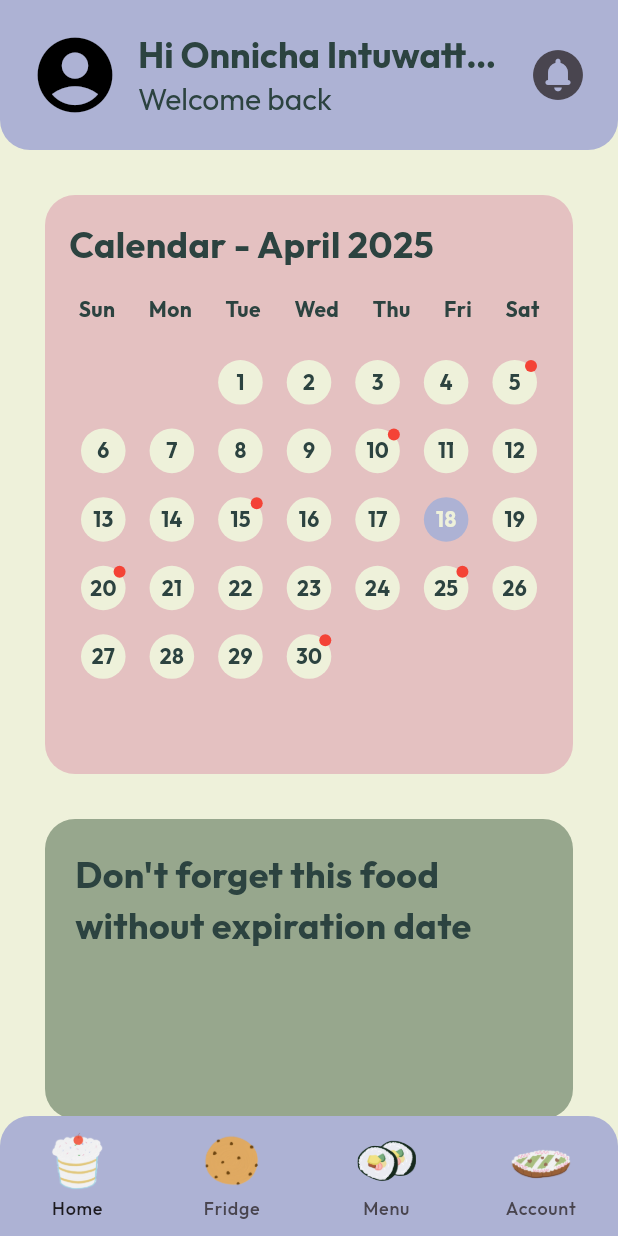
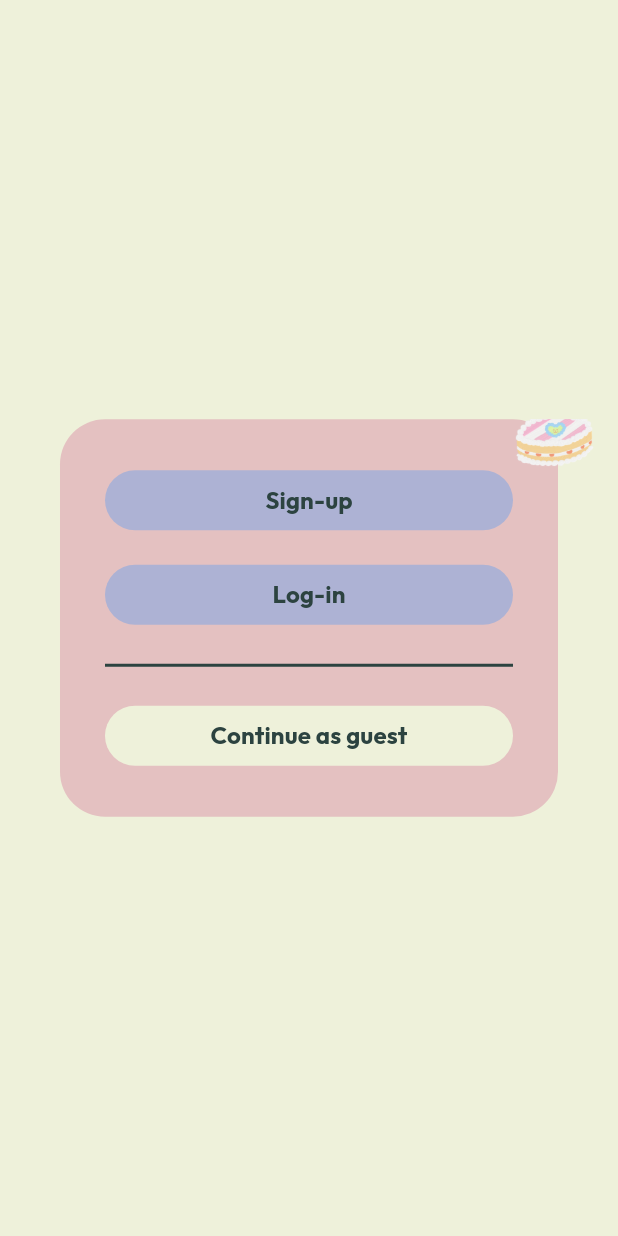
Before and after one commit to ttaaeee69/Freshly, a Flutter app: the screen it shows after launch, on a phone screen of 412 x 824 dp. Run offline on Flutter 3.47's test engine with Material 3 defaults, Android fonts, the light colour scheme and no system bars; our stand-ins replace cloud_firestore, dio, firebase_auth, firebase_core, firebase_storage, form_field_validator and 3 more; accounts and stored records are empty.

Commit message:
update bab berm2 rob tee 5

```diff
--- a/freshly/lib/main.dart
+++ b/freshly/lib/main.dart
@@ -4,9 +4,6 @@ import 'package:hexcolor/hexcolor.dart';
 import 'package:google_fonts/google_fonts.dart';
 import 'firebase_options.dart';
 import 'pages/account/logincheck.dart';
-import 'pages/home_page.dart';
-import 'pages/fridge/fridge_page.dart';
-import 'pages/menu/menu_page.dart';
 
 Future<void> main() async {
   WidgetsFlutterBinding.ensureInitialized();
@@ -41,164 +38,7 @@ class Freshly extends StatelessWidget {
           ),
         ),
       ),
-      home: const PageNavigator(),
+      home: const LoginCheck(),
     );
   }
 }
-
-class PageNavigator extends StatefulWidget {
-  const PageNavigator({super.key});
-
-  @override
-  State<PageNavigator> createState() => _PageNavigatorState();
-}
-
-class _PageNavigatorState extends State<PageNavigator> {
-  int _selectedIndex = 0;
-
-  @override
-  Widget build(BuildContext context) {
-    return Scaffold(
-      appBar: AppBar(
-        toolbarHeight: 100,
-        shape: const RoundedRectangleBorder(
-          borderRadius: BorderRadius.only(
-            bottomLeft: Radius.circular(20),
-            bottomRight: Radius.circular(20),
-          ),
-        ),
-        leading: IconButton(
-          icon: const Icon(
-            Icons.account_circle_rounded,
-            size: 60,
-            color: Colors.black,
-          ),
-          onPressed: () {},
-          padding: const EdgeInsets.only(left: 20),
-        ),
-        centerTitle: false,
-        title: Padding(
-          padding: const EdgeInsets.only(left: 20),
-          child: Column(
-            crossAxisAlignment: CrossAxisAlignment.start,
-            spacing: 2.0,
-            children: [
-              if (_selectedIndex == 0)
-                const Text(
-                  "Hi Onnicha Intuwattakul!",
-                  style: TextStyle(
-                    fontSize: 24,
-                    fontWeight: FontWeight.bold,
-                  ),
-                ),
-              if (_selectedIndex == 0)
-                const Text(
-                  "Welcome back",
-                  style: TextStyle(
-                    fontSize: 20,
-                    fontWeight: FontWeight.w400,
-                  ),
-                ),
-              if (_selectedIndex == 1)
-                const Text(
-                  "Let's explore your fridge",
-                  style: TextStyle(
-                    fontSize: 24,
-                    fontWeight: FontWeight.bold,
-                  ),
-                ),
-              if (_selectedIndex == 2)
-                const Text(
-                  "Find menu to cook ...",
-                  style: TextStyle(
-                    fontSize: 24,
-                    fontWeight: FontWeight.bold,
-                  ),
-                ),
-              if (_selectedIndex == 3)
-                const Text(
-                  "Your Account",
-                  style: TextStyle(
-                    fontSize: 24,
-                    fontWeight: FontWeight.bold,
-                  ),
-                ),
-            ],
-          ),
-        ),
-        actions: [
-          IconButton(
-            icon: const Icon(Icons.circle_notifications_rounded, size: 40),
-            onPressed: () {},
-            padding: const EdgeInsets.only(right: 20),
-          ),
-        ],
-      ),
-      bottomNavigationBar: ClipRRect(
-        borderRadius: const BorderRadius.only(
-          topLeft: Radius.circular(20),
-          topRight: Radius.circular(20),
-        ),
-        child: NavigationBar(
-          backgroundColor: HexColor("#ADB2D4"),
-          animationDuration: const Duration(milliseconds: 500),
-          indicatorShape: CircleBorder(
-            side: BorderSide(
-              color: HexColor("#E4C1C1"),
-              width: 40,
-            ),
-          ),
-          destinations: [
-            NavigationDestination(
-              icon: Image.asset(
-                "assets/img/home_icon.PNG",
-                width: 40,
-                height: 40,
-              ),
-              label: "Home",
-            ),
-            NavigationDestination(
-              icon: Image.asset(
-                "assets/img/fridge_icon.PNG",
-                width: 40,
-                height: 40,
-              ),
-              label: "Fridge",
-            ),
-            NavigationDestination(
-              icon: Image.asset(
-                "assets/img/menu_icon.PNG",
-                width: 40,
-                height: 40,
-              ),
-              label: "Menu",
-            ),
-            NavigationDestination(
-              icon: Image.asset(
-                "assets/img/account_icon.PNG",
-                width: 40,
-                height: 40,
-              ),
-              label: "Account",
-            ),
-          ],
-          selectedIndex: _selectedIndex,
-          onDestinationSelected: (int index) {
-            setState(() {
-              _selectedIndex = index;
-            });
-          },
-        ),
-      ),
-      body: IndexedStack(
-        index: _selectedIndex,
-        children: const [
-          HomePage(),
-          FridgePage(),
-          MenuPage(),
-          LoginCheck(),
-        ],
-      ),
-    );
-  }
-}
--- a/freshly/lib/models/profile.dart
+++ b/freshly/lib/models/profile.dart
@@ -1,7 +1,7 @@
 class Profile {
-  String id;
+  String uid;
   String email;
   String? profileImage;
 
-  Profile({required this.id, required this.email, this.profileImage});
+  Profile({required this.uid, required this.email, this.profileImage});
 }
--- a/freshly/lib/pages/account/account_page.dart
+++ b/freshly/lib/pages/account/login.dart
@@ -4,8 +4,8 @@ import 'package:hexcolor/hexcolor.dart';
 import 'register_page.dart';
 import 'login_page.dart';
 
-class AccountPage extends StatelessWidget {
-  const AccountPage({super.key});
+class FirstLoginPage extends StatelessWidget {
+  const FirstLoginPage({super.key});
 
   @override
   Widget build(BuildContext context) {
--- a/freshly/lib/pages/account/logincheck.dart
+++ b/freshly/lib/pages/account/logincheck.dart
@@ -1,7 +1,7 @@
 import 'package:firebase_auth/firebase_auth.dart';
 import 'package:flutter/material.dart';
-import 'account_page.dart';
-import 'loggedin_page.dart';
+import '../../page_navigator.dart';
+import 'login.dart';
 
 class LoginCheck extends StatelessWidget {
   const LoginCheck({super.key});
@@ -15,9 +15,9 @@ class LoginCheck extends StatelessWidget {
             if (snapshot.hasData) {
               User? user = snapshot.data;
 
-              return LoggedInPage(user: user!);
+              return PageNavigator(user: user!);
             } else {
-              return AccountPage();
+              return FirstLoginPage();
             }
           }
           return CircularProgressIndicator();
--- a/freshly/lib/pages/fridge/add_cooked.dart
+++ b/freshly/lib/pages/fridge/add_cooked.dart
@@ -1,4 +1,5 @@
 import 'package:cloud_firestore/cloud_firestore.dart';
+import 'package:firebase_auth/firebase_auth.dart';
 import 'package:flutter/material.dart';
 import 'package:hexcolor/hexcolor.dart';
 import 'package:intl/intl.dart';
@@ -15,6 +16,7 @@ class AddCookedPage extends StatefulWidget {
 class _AddCookedPageState extends State<AddCookedPage> {
   DateTime? startDate;
   DateTime? expirationDate;
+  User user = FirebaseAuth.instance.currentUser!;
 
   final TextEditingController _nameController = TextEditingController();
 
@@ -32,6 +34,7 @@ class _AddCookedPageState extends State<AddCookedPage> {
     );
 
     final cooked = Food(
+      uid: user.uid,
       name: name,
       startDate: startDate.toString(),
       expDate: expirationDate.toString(),
--- a/freshly/lib/pages/fridge/add_ingredient.dart
+++ b/freshly/lib/pages/fridge/add_ingredient.dart
@@ -1,4 +1,5 @@
 import 'package:cloud_firestore/cloud_firestore.dart';
+import 'package:firebase_auth/firebase_auth.dart';
 import 'package:flutter/material.dart';
 import 'package:freshly/models/food.dart';
 import 'package:hexcolor/hexcolor.dart';
@@ -14,6 +15,7 @@ class AddIngredientPage extends StatefulWidget {
 class _AddIngredientPageState extends State<AddIngredientPage> {
   DateTime? startDate;
   DateTime? expirationDate;
+  User user = FirebaseAuth.instance.currentUser!;
 
   final TextEditingController _nameController = TextEditingController();
 
@@ -31,6 +33,7 @@ class _AddIngredientPageState extends State<AddIngredientPage> {
     );
 
     final ingredient = Food(
+      uid: user.uid,
       name: name,
       startDate: startDate.toString(),
       expDate: expirationDate.toString(),
--- a/freshly/lib/pages/menu/menu_page.dart
+++ b/freshly/lib/pages/menu/menu_page.dart
@@ -24,7 +24,7 @@ class _MenuPageState extends State<MenuPage> {
   void initState() {
     super.initState();
     determineMealType(); // Determine the meal type based on the time of day
-    fetchRecipes(""); // Fetch random recipes for the determined meal type
+    // fetchRecipes(""); // Fetch random recipes for the determined meal type
   }
 
   void determineMealType() {
--- a/freshly/pubspec.yaml
+++ b/freshly/pubspec.yaml
@@ -12,11 +12,13 @@ dependencies:
     dio: ^5.8.0+1
     firebase_auth: ^5.5.2
     firebase_core: ^3.13.0
+    firebase_storage: ^12.4.5
     flutter:
         sdk: flutter
     form_field_validator: ^1.1.0
     google_fonts: ^6.2.1
     hexcolor: ^3.0.1
+    image_picker: ^1.1.2
     intl: ^0.20.2
     path: ^1.9.0
     path_provider: ^2.1.5
```
Also changed, not shown: freshly/lib/models/Food.dart (+6 -1 lines), freshly/lib/page_navigator.dart (added, +164 -0 lines), freshly/lib/pages/account/loggedin_page.dart (deleted, +0 -99 lines), freshly/lib/pages/account/profile_page.dart (added, +169 -0 lines), freshly/lib/pages/account/register_page.dart (+20 -3 lines), freshly/lib/pages/fridge/fridge_page.dart (+13 -12 lines), freshly/pubspec.lock, 7 other files.
